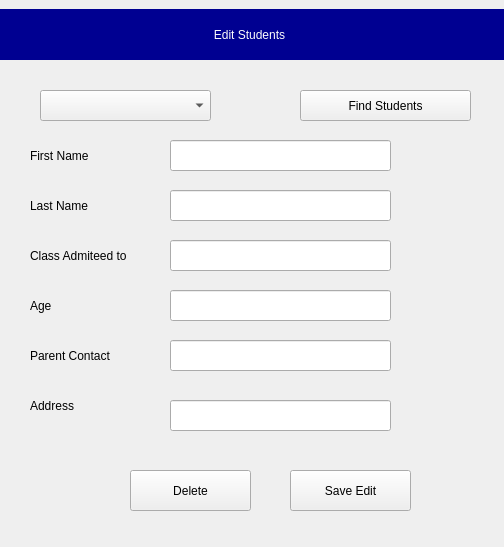
Before: the Qt Designer form deleteEditStudent.ui in AfolabiSunday/timetable_generator, drawn with Qt 5.
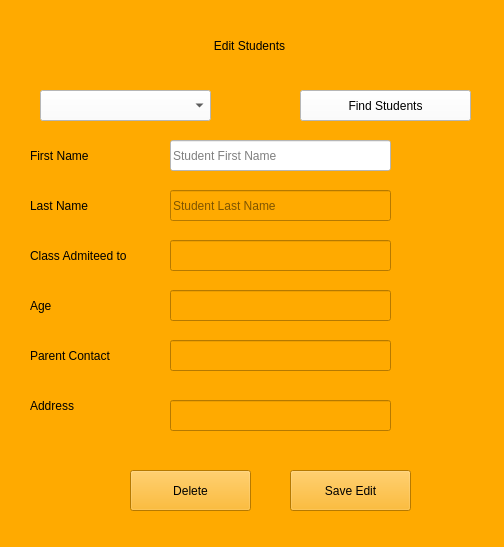
After: the same form once the commit is applied.

```diff
--- a/deleteEditStudent.ui
+++ b/deleteEditStudent.ui
@@ -13,6 +13,11 @@
   <property name="windowTitle">
    <string>Form</string>
   </property>
+  <property name="styleSheet">
+   <string notr="true">font: 10pt &quot;MS Shell Dlg 2&quot;;
+background-color: rgb(255, 170, 0);
+</string>
+  </property>
   <widget class="QLineEdit" name="lineEdit_2">
    <property name="geometry">
     <rect>
@@ -22,6 +27,12 @@
      <height>31</height>
     </rect>
    </property>
+   <property name="styleSheet">
+    <string notr="true">background-color: rgb(255, 255, 255);</string>
+   </property>
+   <property name="placeholderText">
+    <string>Student First Name</string>
+   </property>
   </widget>
   <widget class="QLabel" name="label_2">
    <property name="geometry">
@@ -74,6 +85,9 @@
      <height>31</height>
     </rect>
    </property>
+   <property name="placeholderText">
+    <string>Student Last Name</string>
+   </property>
   </widget>
   <widget class="QLabel" name="label_6">
    <property name="geometry">
@@ -204,6 +218,9 @@
      <height>31</height>
     </rect>
    </property>
+   <property name="styleSheet">
+    <string notr="true">background-color: rgb(255, 255, 255);</string>
+   </property>
   </widget>
   <widget class="QPushButton" name="pushButton_3">
    <property name="geometry">
@@ -214,6 +231,9 @@
      <height>31</height>
     </rect>
    </property>
+   <property name="styleSheet">
+    <string notr="true">background-color: rgb(255, 255, 255);</string>
+   </property>
    <property name="text">
     <string>Find Students</string>
    </property>
@@ -222,15 +242,15 @@
    <property name="geometry">
     <rect>
      <x>-6</x>
-     <y>9</y>
+     <y>20</y>
      <width>511</width>
      <height>51</height>
     </rect>
    </property>
    <property name="styleSheet">
-    <string notr="true">background-color: rgb(0, 0, 145);
-color: rgb(252, 252, 252);
-font: 75 16pt &quot;Verdana&quot;;</string>
+    <string notr="true">font: 15pt &quot;MS Shell Dlg 2&quot;;
+background-color: rgb(255, 170, 0);
+</string>
    </property>
    <property name="text">
     <string>Edit Students</string>
```
